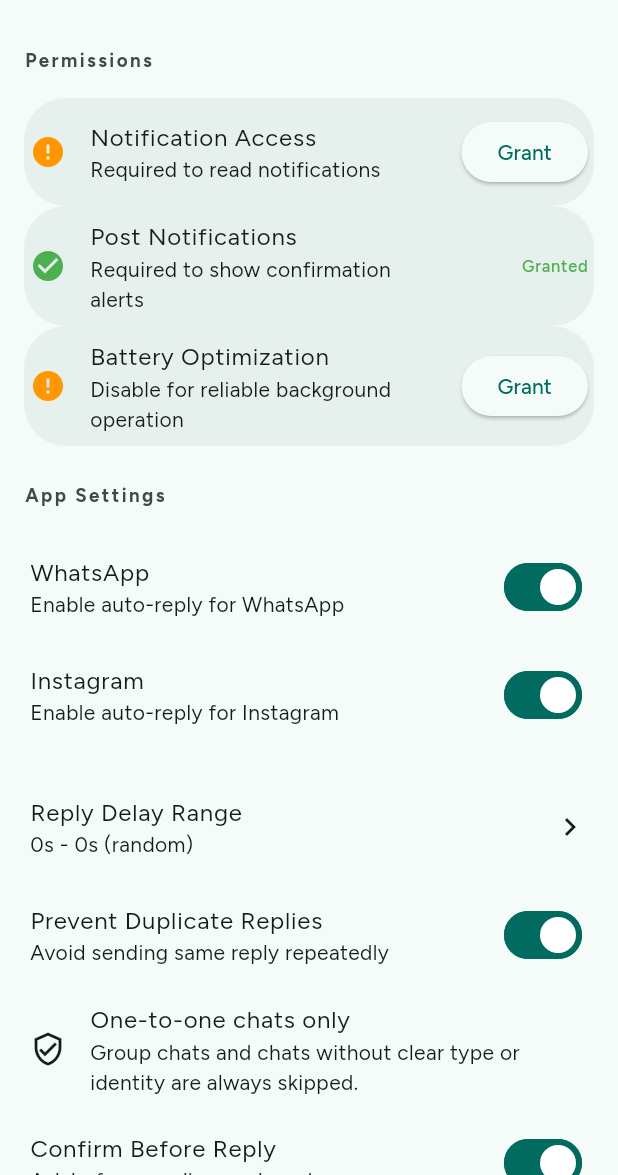
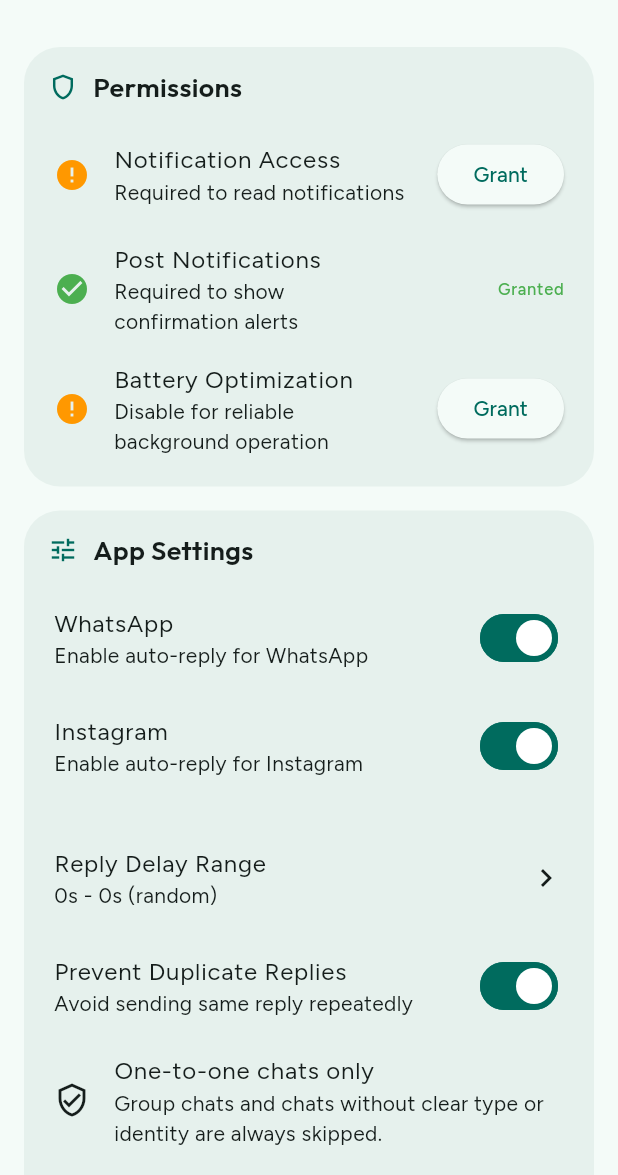
Before and after one commit to frances09f-lgtm/replier, a Flutter app: the SettingsScreen screen opened directly, on a phone screen of 412 x 824 dp, the part 61-1236 px from its top. Run offline on Flutter 3.47's test engine with Material 3 defaults, Android fonts, the phone set to English and light mode, and no system bars; our stand-ins replace flutter_riverpod, get_it, hive, hive_flutter, injectable, permission_handler and 1 more; accounts and stored records are empty.

Commit message:
Settings screen: rounded cards, Light/Dark choice, Show/Hide key button (v1.1.5)
* v1.1.5: version bump, release notes, release step in Build APK

* Add temporary settings patch helper

* Restyle Settings screen into rounded cards

* Remove temporary settings patch helper

* Add temporary settings patch helper 2

* Make Settings card title shrink instead of overflow

* Remove temporary settings patch helper

---------

Co-authored-by: github-actions[bot] <41898282+github-actions[bot]@users.noreply.github.com>

```diff
--- a/lib/screens/settings_screen.dart
+++ b/lib/screens/settings_screen.dart
@@ -59,11 +59,10 @@ class _SettingsScreenState extends ConsumerState<SettingsScreen> {
         padding: EdgeInsets.fromLTRB(16, 16, 16, 16 + bottomPadding + 24),
         children: [
           // Permissions section
-          Text(
-            'Permissions',
-            style: DraftText.eyebrow(DraftColors.of(context).mut),
-          ),
-          const SizedBox(height: 16),
+_SettingsCard(
+            title: 'Permissions',
+            icon: Icons.shield_outlined,
+            children: [
 
           _PermissionTile(
             title: 'Notification Access',
@@ -93,14 +92,15 @@ class _SettingsScreenState extends ConsumerState<SettingsScreen> {
                 .openBatteryOptimizationSettings(),
           ),
 
-          const SizedBox(height: 24),
+          ],
+          ),
+          const SizedBox(height: 16),
 
           // App settings section
-          Text(
-            'App Settings',
-            style: DraftText.eyebrow(DraftColors.of(context).mut),
-          ),
-          const SizedBox(height: 16),
+          _SettingsCard(
+            title: 'App Settings',
+            icon: Icons.tune,
+            children: [
 
           SwitchListTile(
             title: const Text('WhatsApp'),
@@ -159,14 +159,15 @@ class _SettingsScreenState extends ConsumerState<SettingsScreen> {
             },
           ),
 
-          const SizedBox(height: 24),
+          ],
+          ),
+          const SizedBox(height: 16),
 
           // Schedule section
-          Text(
-            'Schedule',
-            style: DraftText.eyebrow(DraftColors.of(context).mut),
-          ),
-          const SizedBox(height: 8),
+          _SettingsCard(
+            title: 'Schedule',
+            icon: Icons.schedule,
+            children: [
           Text(
             'Set time windows when auto-reply is active',
             style: Theme.of(context).textTheme.bodySmall?.copyWith(
@@ -237,12 +238,13 @@ class _SettingsScreenState extends ConsumerState<SettingsScreen> {
             const SizedBox(height: 16),
           ],
 
-          const SizedBox(height: 24),
-          Text(
-            'AI Auto-Reply',
-            style: DraftText.eyebrow(DraftColors.of(context).mut),
-          ),
-          const SizedBox(height: 8),
+          ],
+          ),
+          const SizedBox(height: 16),
+          _SettingsCard(
+            title: 'AI Auto-Reply',
+            icon: Icons.auto_awesome_outlined,
+            children: [
           Text(
             'Choose an AI engine for instant auto-replies when no specific rule matches.',
             style: Theme.of(context).textTheme.bodySmall?.copyWith(
@@ -502,38 +504,50 @@ class _SettingsScreenState extends ConsumerState<SettingsScreen> {
             ),
           ],
 
-          const SizedBox(height: 24),
+          ],
+          ),
+          const SizedBox(height: 16),
 
           // Contact Filtering section
-          Text(
-            'Contact Filtering',
-            style: Theme.of(context)
-                .textTheme
-                .titleLarge
-                ?.copyWith(fontWeight: FontWeight.bold),
-          ),
-          const SizedBox(height: 16),
+          _SettingsCard(
+            title: 'Contact Filtering',
+            icon: Icons.people_outline,
+            children: [
 
           _buildContactWhitelistSection(context, ref, settings),
           const SizedBox(height: 8),
           _buildContactBlacklistSection(context, ref, settings),
 
-          const SizedBox(height: 24),
+          ],
+          ),
+          const SizedBox(height: 16),
 
           // Appearance section
-          Text(
-            'Appearance',
-            style: DraftText.eyebrow(DraftColors.of(context).mut),
-          ),
-          const SizedBox(height: 16),
-
-          SwitchListTile(
-            title: const Text('Dark Mode'),
-            subtitle: const Text('Use dark theme'),
-            value: settings.darkMode,
-            onChanged: (_) {
-              ref.read(appSettingsProvider.notifier).toggleDarkMode();
-            },
+          _SettingsCard(
+            title: 'Appearance',
+            icon: Icons.palette_outlined,
+            children: [
+              Text('Theme', style: Theme.of(context).textTheme.titleMedium),
+              const SizedBox(height: 4),
+              Text('Choose Light or Dark', style: Theme.of(context).textTheme.bodySmall),
+              const SizedBox(height: 12),
+              SizedBox(
+                width: double.infinity,
+                child: SegmentedButton<bool>(
+                  segments: const [
+                    ButtonSegment<bool>(value: false, label: Text('Light')),
+                    ButtonSegment<bool>(value: true, label: Text('Dark')),
+                  ],
+                  selected: {settings.darkMode},
+                  showSelectedIcon: false,
+                  onSelectionChanged: (choice) {
+                    if (choice.first != settings.darkMode) {
+                      ref.read(appSettingsProvider.notifier).toggleDarkMode();
+                    }
+                  },
+                ),
+              ),
+            ],
           ),
 
           const SizedBox(height: 24),
@@ -938,13 +952,11 @@ class _SettingsScreenState extends ConsumerState<SettingsScreen> {
                     hintText: 'Enter API key',
                     border: const OutlineInputBorder(),
                     isDense: true,
-                    suffixIcon: IconButton(
-                      icon: Icon(
-                          obscureKey ? Icons.visibility : Icons.visibility_off,
-                          size: 20),
+                    suffixIcon: TextButton(
                       onPressed: () {
                         setDialogState(() => obscureKey = !obscureKey);
                       },
+                      child: Text(obscureKey ? 'Show' : 'Hide'),
                     ),
                   ),
                 ),
@@ -1851,6 +1863,53 @@ class _PermissionTile extends StatelessWidget {
   }
 }
 
+/// Rounded section card with an icon heading used on the Settings screen
+class _SettingsCard extends StatelessWidget {
+  final String title;
+  final IconData icon;
+  final List<Widget> children;
+
+  const _SettingsCard({
+    required this.title,
+    required this.icon,
+    required this.children,
+  });
+
+  @override
+  Widget build(BuildContext context) {
+    final c = DraftColors.of(context);
+    return Material(
+      color: c.s1,
+      borderRadius: BorderRadius.circular(24),
+      clipBehavior: Clip.antiAlias,
+      child: Padding(
+        padding: const EdgeInsets.fromLTRB(16, 16, 16, 12),
+        child: Column(
+          crossAxisAlignment: CrossAxisAlignment.start,
+          children: [
+            Row(
+              children: [
+                Icon(icon, size: 20, color: c.pri),
+                const SizedBox(width: 10),
+                Expanded(
+                  child: Text(
+                    title,
+                    maxLines: 1,
+                    overflow: TextOverflow.ellipsis,
+                    style: DraftText.display(18, c.tx),
+                  ),
+                ),
+              ],
+            ),
+            const SizedBox(height: 12),
+            ...children,
+          ],
+        ),
+      ),
+    );
+  }
+}
+
 /// Small labeled numeric input for daily limit dialogs
 class _LimitField extends StatelessWidget {
   final String label;
--- a/pubspec.yaml
+++ b/pubspec.yaml
@@ -1,7 +1,7 @@
 name: replier
 description: A Flutter application that automatically replies to notifications from supported apps.
 publish_to: 'none'
-version: 1.1.4+30
+version: 1.1.5+31
 
 environment:
   sdk: '>=3.0.0 <4.0.0'
```
Also changed, not shown: 2 other files.
